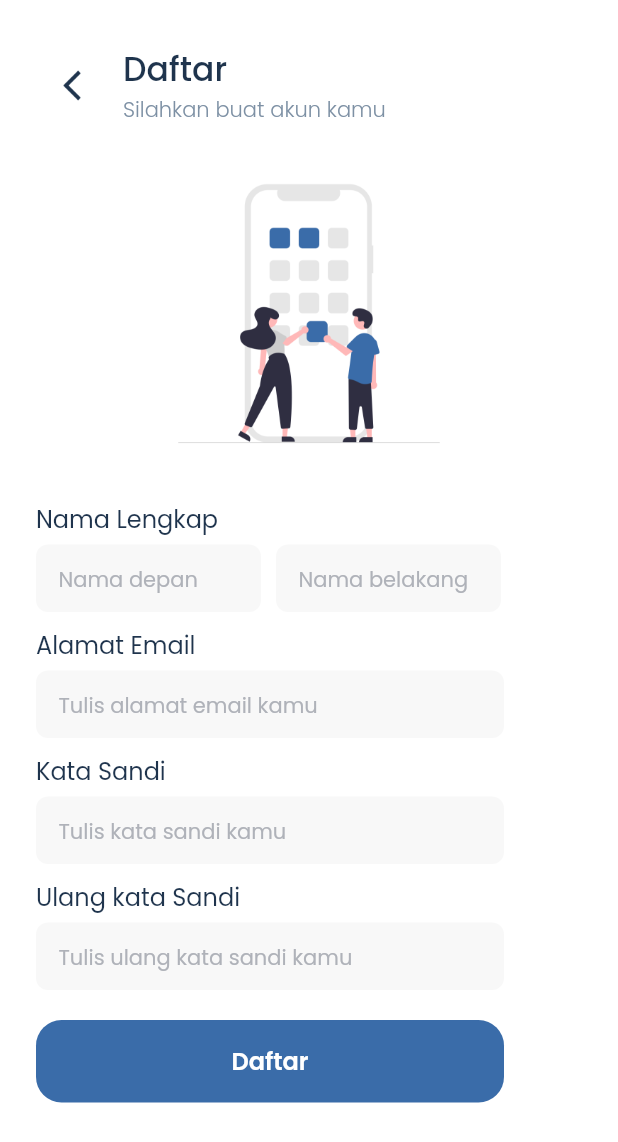
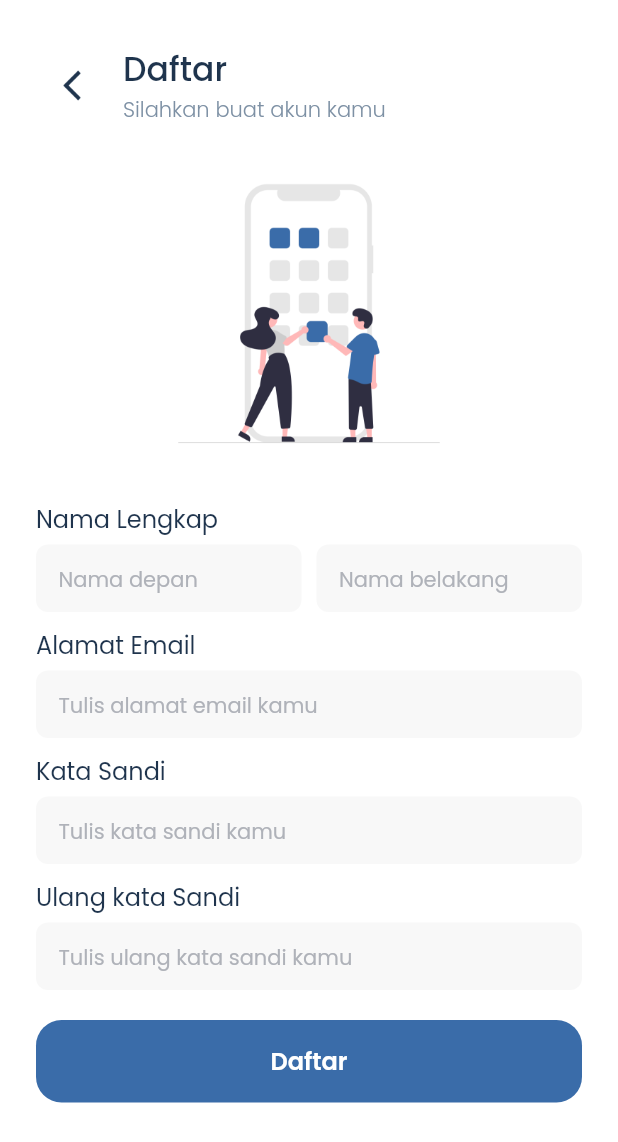
Before and after one commit to nadiamrnt/peka, a Flutter app: the screen it shows after launch, after a tap on "Daftar", on a phone screen of 412 x 824 dp. Shown: the top 1142 px of the screen. Run offline on Flutter 3.47's test engine with Material 2 defaults, Android fonts, the phone set to English and light mode, and no system bars; our stand-ins replace google_fonts.

Commit message:
Membuat halaman sign up

```diff
--- a/lib/ui/authentication_page/login_page.dart
+++ b/lib/ui/authentication_page/login_page.dart
@@ -58,8 +58,9 @@ class LoginPage extends StatelessWidget {
                   height: 5.0,
                 ),
                 //TEXTFIELD ALAMAT EMAIL
-                Container(
-                  width: 312.0,
+                ConstrainedBox(
+                  constraints: const BoxConstraints.tightForFinite(),
+                  child: Container(
                     height: 45.0,
                     padding: const EdgeInsets.symmetric(horizontal: 15.0),
                     decoration: BoxDecoration(
@@ -74,6 +75,7 @@ class LoginPage extends StatelessWidget {
                         style: blackTextStyle.copyWith(
                             fontWeight: regular, fontSize: 14.0)),
                   ),
+                ),
                 const SizedBox(
                   height: 10.0,
                 ),
@@ -87,8 +89,9 @@ class LoginPage extends StatelessWidget {
                   height: 5.0,
                 ),
                 //TEXTFIELD KATA SANDI
-                Container(
-                  width: 312.0,
+                ConstrainedBox(
+                  constraints: const BoxConstraints.tightForFinite(),
+                  child: Container(
                     height: 45.0,
                     padding: const EdgeInsets.symmetric(horizontal: 15.0),
                     decoration: BoxDecoration(
@@ -103,6 +106,7 @@ class LoginPage extends StatelessWidget {
                             border: InputBorder.none),
                         style: blackTextStyle.copyWith(
                             fontWeight: regular, fontSize: 14.0)),
+                  ),
                 ),
                 // TEXT LUPA KATA SANDI
                 Align(
--- a/lib/ui/authentication_page/signup_page.dart
+++ b/lib/ui/authentication_page/signup_page.dart
@@ -80,8 +80,8 @@ class SignupPage extends StatelessWidget {
                 //TEXT FIELD UNTUK NAMA DEPAN DAN NAMA BELAKANG
                 Row(
                   children: [
-                    Container(
-                      width: 150.0,
+                    Expanded(
+                      child: Container(
                         height: 45.0,
                         padding: const EdgeInsets.symmetric(horizontal: 15.0),
                         decoration: BoxDecoration(
@@ -96,11 +96,12 @@ class SignupPage extends StatelessWidget {
                             style: blackTextStyle.copyWith(
                                 fontWeight: regular, fontSize: 14.0)),
                       ),
+                    ),
                     const SizedBox(
                       width: 10.0,
                     ),
-                    Container(
-                      width: 150.0,
+                    Expanded(
+                      child: Container(
                         height: 45.0,
                         padding: const EdgeInsets.symmetric(horizontal: 15.0),
                         decoration: BoxDecoration(
@@ -114,6 +115,7 @@ class SignupPage extends StatelessWidget {
                                 border: InputBorder.none),
                             style: blackTextStyle.copyWith(
                                 fontWeight: regular, fontSize: 14.0)),
+                      ),
                     ),
                   ],
                 ),
@@ -130,8 +132,9 @@ class SignupPage extends StatelessWidget {
                   height: 5.0,
                 ),
                 //TEXTFIELD UNTUK ALAMAT EMAIL
-                Container(
-                  width: 312.0,
+                ConstrainedBox(
+                  constraints: const BoxConstraints.tightForFinite(),
+                  child: Container(
                     height: 45.0,
                     padding: const EdgeInsets.symmetric(horizontal: 15.0),
                     decoration: BoxDecoration(
@@ -146,6 +149,7 @@ class SignupPage extends StatelessWidget {
                         style: blackTextStyle.copyWith(
                             fontWeight: regular, fontSize: 14.0)),
                   ),
+                ),
                 const SizedBox(
                   height: 10.0,
                 ),
@@ -159,8 +163,9 @@ class SignupPage extends StatelessWidget {
                   height: 5.0,
                 ),
                 //TEXTFIELD UNTUK KATA SANDI
-                Container(
-                  width: 312.0,
+                ConstrainedBox(
+                  constraints: const BoxConstraints.tightForFinite(),
+                  child: Container(
                     height: 45.0,
                     padding: const EdgeInsets.symmetric(horizontal: 15.0),
                     decoration: BoxDecoration(
@@ -176,6 +181,7 @@ class SignupPage extends StatelessWidget {
                         style: blackTextStyle.copyWith(
                             fontWeight: regular, fontSize: 14.0)),
                   ),
+                ),
                 const SizedBox(
                   height: 10.0,
                 ),
@@ -189,8 +195,9 @@ class SignupPage extends StatelessWidget {
                   height: 5.0,
                 ),
                 //TEXTFIELD UNTUK ULANG KATA SANDI
-                Container(
-                  width: 312.0,
+                ConstrainedBox(
+                  constraints: const BoxConstraints.tightForFinite(),
+                  child: Container(
                     height: 45.0,
                     padding: const EdgeInsets.symmetric(horizontal: 15.0),
                     decoration: BoxDecoration(
@@ -206,6 +213,7 @@ class SignupPage extends StatelessWidget {
                         style: blackTextStyle.copyWith(
                             fontWeight: regular, fontSize: 14.0)),
                   ),
+                ),
                 const SizedBox(
                   height: 20.0,
                 ),
--- a/lib/widgets/button.dart
+++ b/lib/widgets/button.dart
@@ -11,11 +11,12 @@ class Button extends StatelessWidget {
   Widget build(BuildContext context) {
     return GestureDetector(
       onTap: () {},
+      child: ConstrainedBox(
+        constraints: const BoxConstraints.tightForFinite(),
         child: Container(
           decoration: BoxDecoration(
               color: kPrimaryColor,
               borderRadius: BorderRadius.circular(defaultRadius)),
-        width: 312.0,
           height: 55.0,
           child: Center(
             child: Text(
@@ -25,6 +26,7 @@ class Button extends StatelessWidget {
             ),
           ),
         ),
+      ),
     );
   }
 }
```
Lines whose indentation alone changed are shown as unchanged.
